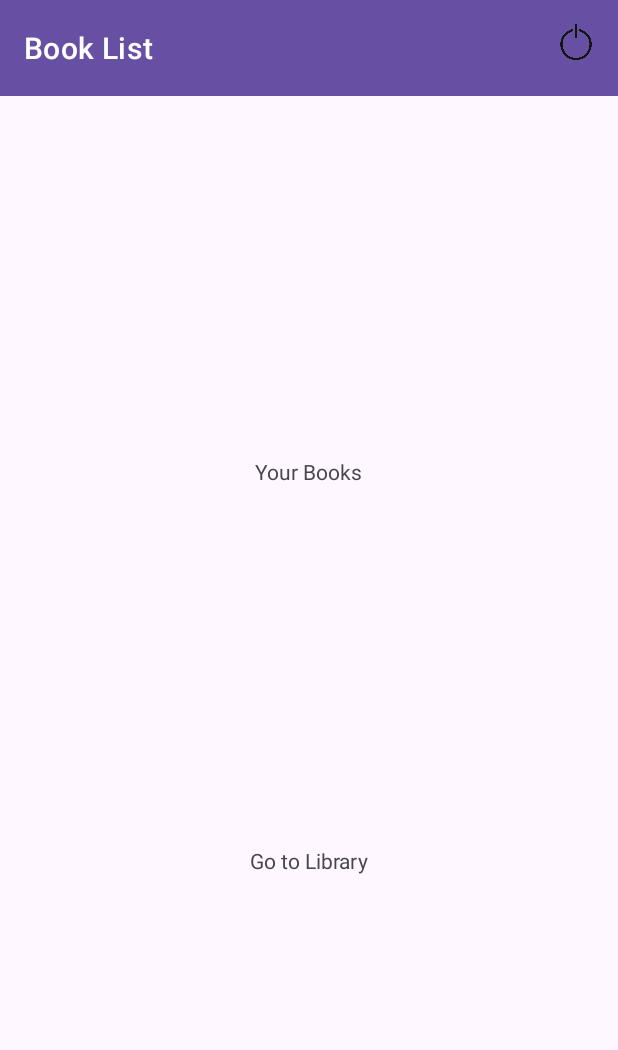
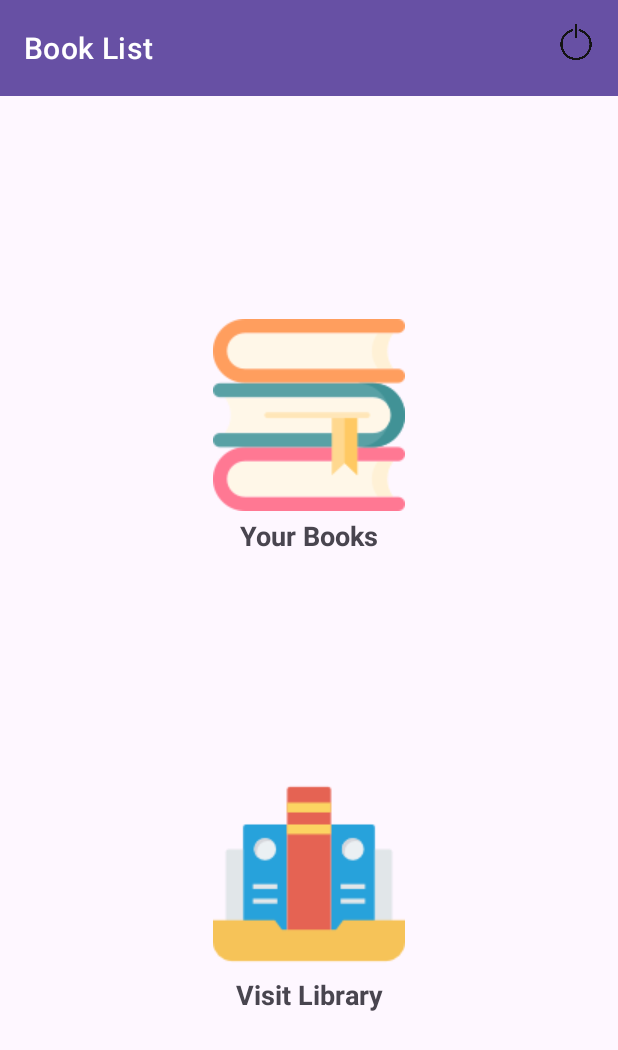
Before and after one commit to karanmotghare/AndroidBookShelf, an Android app built with Jetpack Compose: the screen it shows after launch once a user with an empty profile is signed in (BooklistActivity), on a phone screen of 412 x 824 dp. Shown: the top 1050 px of the screen. Run offline under Robolectric (Android 15) with nearby library versions, the phone set to English and light mode, and no system bars; our stand-ins replace Firebase (no records; nobody signed in at launch, a user with empty details on screens opened directly), data binding, livedata-compose.

Commit message:
design updated

```diff
--- a/app/src/main/java/com/example/myapplication/booklistpage/presentation/ui/HomeFragment.kt
+++ b/app/src/main/java/com/example/myapplication/booklistpage/presentation/ui/HomeFragment.kt
@@ -48,14 +48,14 @@ class HomeFragment : Fragment() {
     }
 
     private fun ui() {
-        binding.goToLibrary.setOnClickListener {
+        binding.libraryLayout.setOnClickListener {
             val libraryFragment = LibraryFragment()
             requireActivity().supportFragmentManager.beginTransaction()
                 .replace(R.id.fragment_container, libraryFragment)
                 .addToBackStack(null)
                 .commit()
         }
-        binding.yourBook.setOnClickListener{
+        binding.yourBookLayout.setOnClickListener{
             val yourBookFragment = YourBookFragment()
             requireActivity().supportFragmentManager.beginTransaction()
                 .replace(R.id.fragment_container, yourBookFragment)
--- a/app/src/main/res/layout/fragment_home.xml
+++ b/app/src/main/res/layout/fragment_home.xml
@@ -34,27 +34,75 @@
             android:layout_height="match_parent"
             app:layout_behavior="@string/appbar_scrolling_view_behavior">
 
-            <TextView
-                android:id="@+id/your_book"
+            <androidx.constraintlayout.widget.ConstraintLayout
+                android:id="@+id/your_book_layout"
                 android:layout_width="wrap_content"
                 android:layout_height="wrap_content"
                 app:layout_constraintTop_toTopOf="parent"
-                app:layout_constraintBottom_toTopOf="@id/go_to_library"
                 app:layout_constraintStart_toStartOf="parent"
                 app:layout_constraintEnd_toEndOf="parent"
-                android:text="Your Books"
-                />
+                app:layout_constraintBottom_toTopOf="@id/library_layout">
 
-            <TextView
-                android:id="@+id/go_to_library"
+                <ImageView
+                    android:id="@+id/your_book_img"
+                    android:layout_width="128dp"
+                    android:layout_height="128dp"
+                    app:layout_constraintTop_toTopOf="@id/your_book_layout"
+                    app:layout_constraintStart_toStartOf="@id/your_book_layout"
+                    app:layout_constraintEnd_toEndOf="@id/your_book_layout"
+                    android:src="@drawable/you_books_img"
+                    />
+
+                <TextView
+                    android:id="@+id/your_book"
+                    android:layout_width="wrap_content"
+                    android:layout_height="wrap_content"
+                    app:layout_constraintTop_toBottomOf="@id/your_book_img"
+                    app:layout_constraintStart_toStartOf="@id/your_book_img"
+                    app:layout_constraintEnd_toEndOf="@id/your_book_img"
+                    android:layout_marginTop="4dp"
+                    android:textSize="18sp"
+                    android:textStyle="bold"
+                    android:text="Your Books"
+                    />
+
+            </androidx.constraintlayout.widget.ConstraintLayout>
+
+            <androidx.constraintlayout.widget.ConstraintLayout
+                android:id="@+id/library_layout"
                 android:layout_width="wrap_content"
                 android:layout_height="wrap_content"
-                app:layout_constraintTop_toBottomOf="@id/your_book"
-                app:layout_constraintBottom_toBottomOf="parent"
+                app:layout_constraintTop_toBottomOf="@id/your_book_layout"
                 app:layout_constraintStart_toStartOf="parent"
                 app:layout_constraintEnd_toEndOf="parent"
-                android:text="Go to Library"
-                />
+                app:layout_constraintBottom_toBottomOf="parent">
+
+                <ImageView
+                    android:id="@+id/library_img"
+                    android:layout_width="128dp"
+                    android:layout_height="128dp"
+                    app:layout_constraintTop_toTopOf="@id/library_layout"
+                    app:layout_constraintStart_toStartOf="@id/library_layout"
+                    app:layout_constraintEnd_toEndOf="@id/library_layout"
+                    android:src="@drawable/you_library_img"
+                    />
+
+                <TextView
+                    android:id="@+id/your_library"
+                    android:layout_width="wrap_content"
+                    android:layout_height="wrap_content"
+                    app:layout_constraintTop_toBottomOf="@id/library_img"
+                    app:layout_constraintStart_toStartOf="@id/library_img"
+                    app:layout_constraintEnd_toEndOf="@id/library_img"
+                    android:layout_marginTop="4dp"
+                    android:textSize="18sp"
+                    android:textStyle="bold"
+                    android:text="Visit Library"
+                    />
+
+            </androidx.constraintlayout.widget.ConstraintLayout>
+
+
 
         </androidx.constraintlayout.widget.ConstraintLayout>
 
--- a/app/src/main/res/layout/fragment_library.xml
+++ b/app/src/main/res/layout/fragment_library.xml
@@ -34,7 +34,7 @@
                 android:layout_width="match_parent"
                 android:layout_height="wrap_content"
                 android:orientation="horizontal"
-                android:background="?attr/colorAccent"
+                android:background="#FFFFF0"
                 app:layout_constraintTop_toTopOf="parent"
                 app:tabMode = "scrollable"
                 />
--- a/app/src/main/res/layout/item_book_layout.xml
+++ b/app/src/main/res/layout/item_book_layout.xml
@@ -14,6 +14,7 @@
             android:layout_width="match_parent"
             android:layout_height="wrap_content"
             app:layout_constraintTop_toTopOf="parent"
+            android:padding="8dp"
             android:orientation="horizontal">
 
             <ImageView
@@ -25,6 +26,7 @@
             <androidx.constraintlayout.widget.ConstraintLayout
                 android:layout_width="match_parent"
                 android:layout_height="match_parent"
+                android:layout_marginStart="8dp"
                 android:orientation="vertical">
 
                 <TextView
@@ -33,8 +35,11 @@
                     android:layout_height="wrap_content"
                     app:layout_constraintTop_toTopOf="parent"
                     app:layout_constraintStart_toStartOf="parent"
-                    android:text="Book Title"
-                    android:textSize="18sp"
+                    app:layout_constraintBottom_toTopOf="@id/book_rating"
+                    android:text="Book Title asjna sdlk nda a dkasnd la adkl dakl ak maks malk a makdm akl kad lk akl a sadn alk"
+                    android:textSize="16sp"
+                    android:maxLines="2"
+                    android:ellipsize="end"
                     android:textStyle="bold"
                     android:textColor="#303030" />
 
@@ -44,6 +49,7 @@
                     android:layout_height="wrap_content"
                     app:layout_constraintTop_toBottomOf="@id/book_title"
                     app:layout_constraintStart_toStartOf="parent"
+                    app:layout_constraintBottom_toTopOf="@id/published_date"
                     android:text="4.5"
                     android:textSize="16sp"
                     android:textStyle="bold"
@@ -56,6 +62,7 @@
                     android:text="Published in 2022"
                     app:layout_constraintTop_toBottomOf="@id/book_rating"
                     app:layout_constraintStart_toStartOf="parent"
+                    app:layout_constraintBottom_toBottomOf="parent"
                     android:textSize="12sp"
                     android:textStyle="normal"
                     android:textColor="#909090" />
@@ -64,7 +71,7 @@
                     android:id="@+id/wishlist_book"
                     android:layout_width="18.dp"
                     android:layout_height="18.dp"
-                    app:layout_constraintTop_toTopOf="@id/published_date"
+                    app:layout_constraintTop_toTopOf="@id/book_rating"
                     android:src="@drawable/unselected_heart"
                     android:layout_marginEnd="24dp"
                     app:layout_constraintEnd_toEndOf="parent"/>
```
Also changed, not shown: app/src/main/res/drawable/you_books_img.png (added), app/src/main/res/drawable/you_library_img.png (added).
